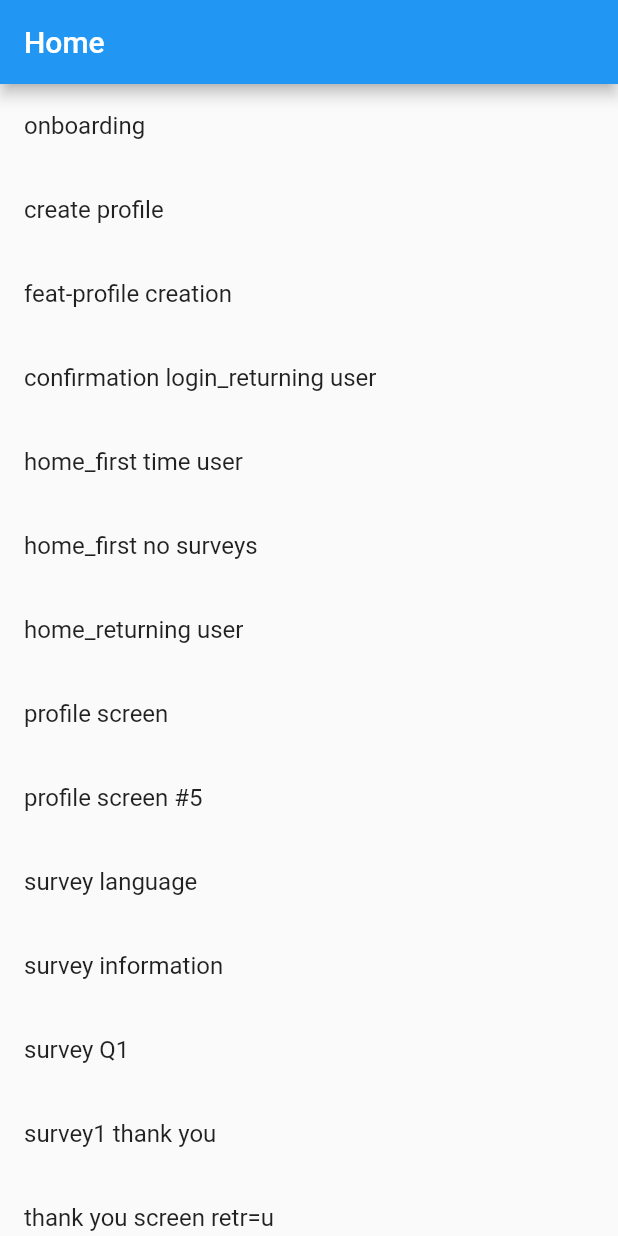
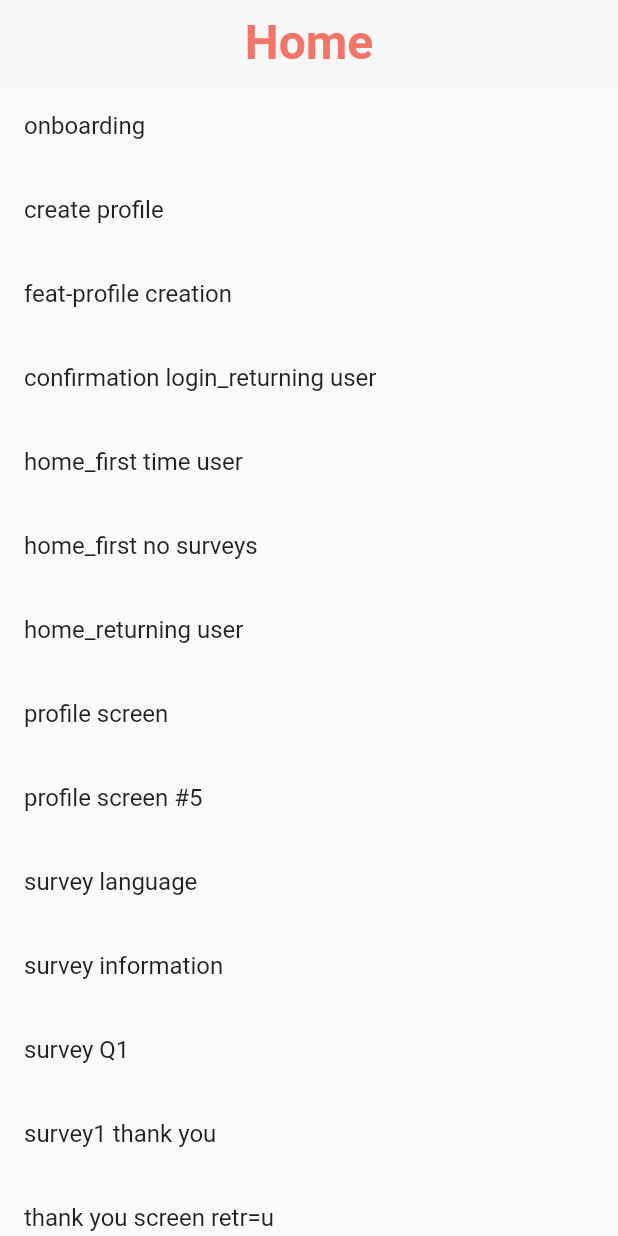
Before and after one commit to slavefreetrade/libertas_people, a Flutter app: the screen it shows after launch, on a phone screen of 412 x 824 dp. Run offline on Flutter 3.47's test engine with Material 2 defaults, Android fonts, the phone set to English and light mode, and no system bars; our stand-ins replace device_preview; generated files the repository leaves out were written again.

```diff
--- a/lib/constants/colors.dart
+++ b/lib/constants/colors.dart
@@ -1,22 +1,23 @@
 import 'package:flutter/material.dart';
 
 class ColorConstants {
-  static const Color darkBlue = const Color(0xFF1A4074);
-  static const Color lightBlue = const Color(0xFF2CAAE2);
-  static const Color veryLightBlue = const Color(0xFFF2F2F2);
-  static const Color orange = const Color(0xFFF37468);
-  static const Color black = const Color(0xFF000000);
-  static const Color white = const Color(0xFFFFFFFF);
+  static const Color darkBlue = Color(0xff1a4074);
+  static const Color lightBlue = Color(0xff2caae2);
+  static const Color veryLightBlue = Color(0xfff2f2f2);
+  static const Color orange = Color(0xfff37468);
+  static const Color black = Color(0xff000000);
+  static const Color white = Color(0xffffffff);
+  static const Color backgroundColor = Color(0xfff8f8f8);
 
   ///About Page
-  static const Color orangeAboutPage = const Color(0xFFF37468);
-  static const Color greyAboutPage = const Color(0xFFe2dfdf);
-  static const Color lightGreenAboutPage = const Color(0xFFa9c55d);
-  static const Color darkGreenAboutPage = const Color(0xFF538764);
-  static const Color lightOrangishGreenAboutPage = const Color(0xFFcab02e);
-  static const Color darkOrangishGreenAboutPage = const Color(0xFFdfaa25);
-  static const Color vibrantOrangeAboutPage = const Color(0xFFdb6d28);
-  static const Color blueAboutPage = const Color(0xFF54a7c1);
-  static const Color purpleAboutPage = const Color(0xFF556ea8);
-  static const Color darkBrownAboutPage = const Color(0xFF4b292f);
+  static const Color orangeAboutPage = Color(0xfff37468);
+  static const Color greyAboutPage = Color(0xffe2dfdf);
+  static const Color lightGreenAboutPage = Color(0xffa9c55d);
+  static const Color darkGreenAboutPage = Color(0xFF538764);
+  static const Color lightOrangishGreenAboutPage = Color(0xffcab02e);
+  static const Color darkOrangishGreenAboutPage = Color(0xffdfaa25);
+  static const Color vibrantOrangeAboutPage = Color(0xffdb6d28);
+  static const Color blueAboutPage = Color(0xff54a7c1);
+  static const Color purpleAboutPage = Color(0xff556ea8);
+  static const Color darkBrownAboutPage = Color(0xff4b292f);
 }
--- a/lib/main.dart
+++ b/lib/main.dart
@@ -1,19 +1,55 @@
+import 'package:device_preview/device_preview.dart';
 import 'package:flutter/material.dart';
+import 'package:flutter_localizations/flutter_localizations.dart';
 
+import 'constants/colors.dart';
+import 'generated/l10n.dart';
 import 'pages/ui_development_page.dart';
 
+
 void main() {
-  runApp(MyApp());
+  runApp(
+   DevicePreview(
+     enabled: false, //!kReleaseMode,
+     builder: (context) =>
+          MyApp(),
+   ),
+  );
 }
 
+// ignore: use_key_in_widget_constructors
 class MyApp extends StatelessWidget {
   @override
   Widget build(BuildContext context) {
     return MaterialApp(
       title: 'Libertas People',
+      // ignore: prefer_const_literals_to_create_immutables
+      localizationsDelegates: [
+        GlobalMaterialLocalizations.delegate,
+        GlobalWidgetsLocalizations.delegate,
+        S.delegate,
+      ],
+      supportedLocales: S.delegate.supportedLocales,
       theme: ThemeData(
+        backgroundColor: ColorConstants.backgroundColor,
         primarySwatch: Colors.blue,
-        visualDensity: VisualDensity.adaptivePlatformDensity,
+        buttonTheme: const ButtonThemeData(
+          padding: EdgeInsets.zero,
+          height: 50,
+          minWidth: 30,
+          textTheme: ButtonTextTheme.primary,
+        ),
+        appBarTheme: const AppBarTheme(
+          color: ColorConstants.backgroundColor,
+          centerTitle: true,
+          elevation: 0,
+          textTheme: TextTheme(
+            headline6: TextStyle(
+                color: ColorConstants.orange,
+                fontSize: 32,
+                fontWeight: FontWeight.w700),
+          ),
+        ),
       ),
       home: UIDevelopmentPage(),
     );
```
Also changed, not shown: analysis_options.yaml (+10 -0 lines), lib/l10n/intl_en.arb (+28 -1 lines), lib/pages/profile_creation/shared/buttons/base_button_widget.dart (added, +80 -0 lines), lib/pages/profile_creation/shared/buttons/button_bordered_with_back_arrow.dart (added, +23 -0 lines), lib/pages/profile_creation/shared/buttons/button_full_color_with_next_arrow.dart (added, +21 -0 lines), pubspec.lock.
